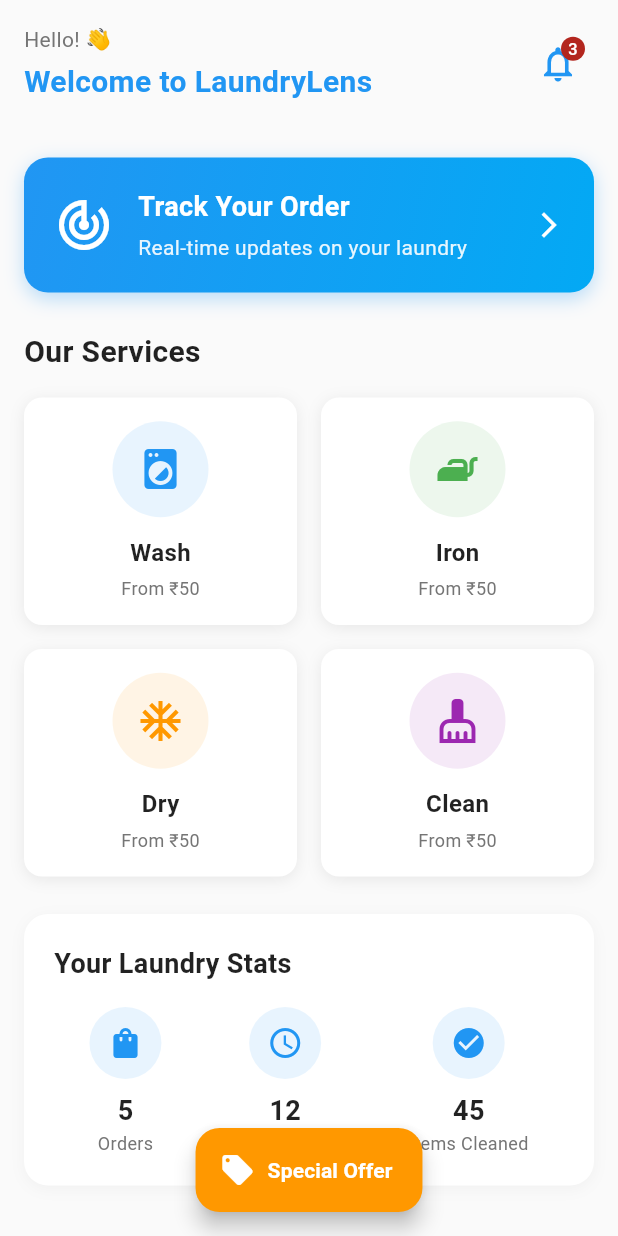
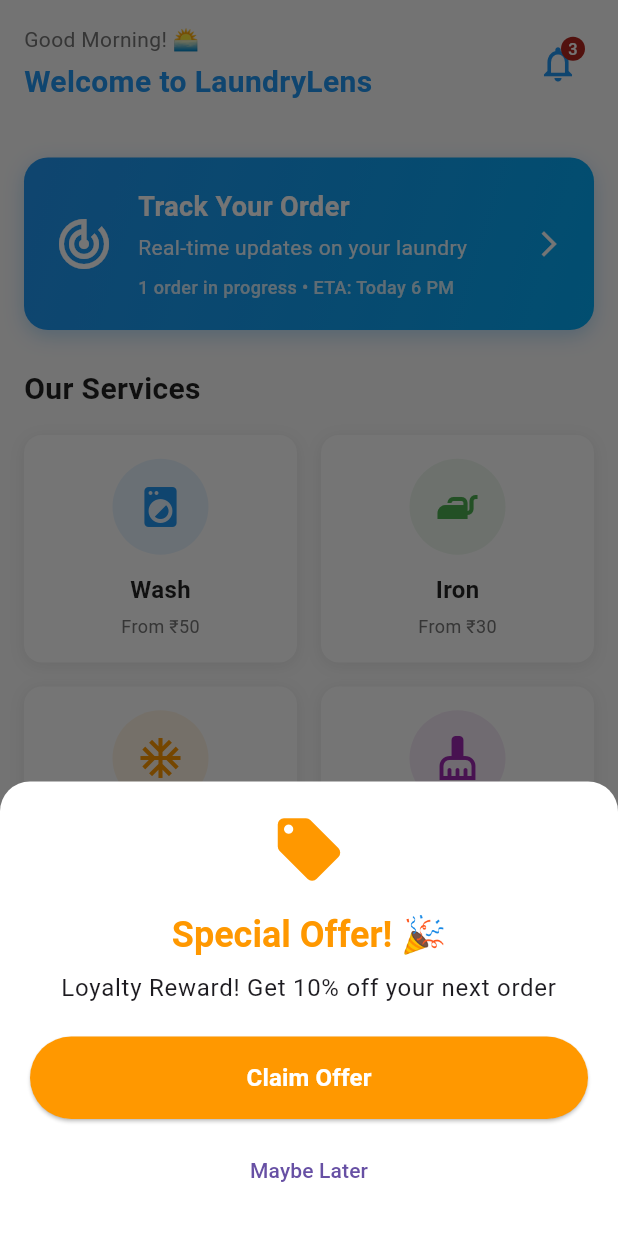
Before and after one commit to vaxi14/washwell, a Flutter app: the screen it shows after launch, after a tap on "Special Offer", on a phone screen of 412 x 824 dp. Run offline on Flutter 3.47's test engine with Material 3 defaults, Android fonts, the phone set to English and light mode, and no system bars; our stand-ins replace get, supabase_flutter; accounts and stored records are empty.

Commit message:
home screen logic done

```diff
--- /dev/null
+++ b/lib/controllers/home_controller.dart
@@ -0,0 +1,256 @@
+import 'package:flutter/material.dart';
+import 'package:flutter/widgets.dart';
+import 'package:get/get.dart';
+
+// Service Model
+class Service {
+  final String name;
+  final String icon;
+  final String route;
+  final double startingPrice;
+
+  Service({
+    required this.name,
+    required this.icon,
+    required this.route,
+    required this.startingPrice,
+  });
+}
+
+class HomeController extends GetxController {
+  // ==================== OBSERVABLE VARIABLES ====================
+
+  // User greeting based on time of day
+  var greeting = 'Hello!'.obs;
+
+  // Notification count - will update badge
+  var notificationCount = 0.obs;
+
+  // Track if user has active orders
+  var hasActiveOrders = false.obs;
+
+  // Current active order status for display
+  var activeOrderStatus = 'No active orders'.obs;
+
+  // Loading state for any async operations
+  var isLoading = false.obs;
+
+  // ==================== LISTS & DATA ====================
+  // List of services we offer - will be displayed in grid
+  // FIXED: Use RxList instead of .obs on regular List
+  var services = <Service>[].obs;
+
+  // Quick stats data - will be calculated based on user activity
+  var totalOrders = 0.obs;
+  var hoursSaved = 0.obs;
+  var itemsCleaned = 0.obs;
+
+  // ==================== INITIALIZATION ====================
+  @override
+  void onInit() {
+    super.onInit();
+    initializeHomeData(); // FIXED: Removed underscore to make it public
+  }
+
+  // ==================== CORE METHODS ====================
+
+  /// Initialize all home screen data when app starts
+  void initializeHomeData() { // FIXED: Made public by removing underscore
+    _setTimeBasedGreeting();
+    _loadNotificationCount();
+    _checkActiveOrders();
+    _calculateQuickStats();
+    _initializeServices(); // ADDED: Initialize services list
+  }
+
+  /// Initialize services list
+  void _initializeServices() {
+    services.assignAll([ // FIXED: Use assignAll to update RxList
+      Service(
+        name: 'Wash',
+        icon: '🔄',
+        route: '/wash',
+        startingPrice: 50.0,
+      ),
+      Service(
+        name: 'Iron',
+        icon: '👔',
+        route: '/iron',
+        startingPrice: 30.0,
+      ),
+      Service(
+        name: 'Dry',
+        icon: '🧺',
+        route: '/dry',
+        startingPrice: 40.0,
+      ),
+      Service(
+        name: 'Clean',
+        icon: '✨',
+        route: '/clean',
+        startingPrice: 80.0,
+      ),
+    ]);
+  }
+
+  /// Set greeting based on current time (Morning, Afternoon, Evening)
+  void _setTimeBasedGreeting() {
+    final hour = DateTime.now().hour;
+
+    if (hour < 12) {
+      greeting.value = 'Good Morning! 🌅';
+    } else if (hour < 17) {
+      greeting.value = 'Good Afternoon! ☀️';
+    } else {
+      greeting.value = 'Good Evening! 🌙';
+    }
+  }
+
+  /// Load notification count from backend (mock for now)
+  void _loadNotificationCount() {
+    notificationCount.value = 3; // Mock data
+  }
+
+  //checking if user has any active orders
+  void _checkActiveOrders() {
+    final hasOrders = true;
+    hasActiveOrders.value = hasOrders;
+
+    if (hasOrders) {
+      activeOrderStatus.value = '1 order in progress • ETA: Today 6 PM';
+    } else {
+      activeOrderStatus.value = 'No active orders';
+    }
+  }
+
+  //based on user's order history
+  void _calculateQuickStats() {
+    totalOrders.value = 5;
+    hoursSaved.value = 12;
+    itemsCleaned.value = 45;
+  }
+
+  //Navigate to track order screen
+  void navigateToTrackOrder() {
+    if (hasActiveOrders.value) {
+      Get.toNamed('/track-order');
+    } else {
+      Get.snackbar(
+        'No Active Orders',
+        'You don\'t have any orders to track',
+        snackPosition: SnackPosition.BOTTOM,
+      );
+    }
+  }
+
+  //Navigate to specific service screen
+  void navigateToService(String serviceName) {
+    final service = services.firstWhere(
+      (s) => s.name.toLowerCase() == serviceName.toLowerCase(),
+      orElse: () => Service(name: '', icon: '', route: '', startingPrice: 0),
+    );
+
+    if (service.route.isNotEmpty) {
+      Get.toNamed(service.route);
+    }
+  }
+
+  //Handle notification icon tap
+  void onNotificationTap() {
+    Get.snackbar(
+      'Notifications',
+      'You have ${notificationCount.value} notifications',
+      snackPosition: SnackPosition.TOP,
+    );
+
+    // Clear notifications (mock)
+    notificationCount.value = 0;
+  }
+
+  //promotion bottom sheet
+  void showPromotion() {
+    final discount = totalOrders.value >= 1 ? '10%' : '25%';
+    final message = totalOrders.value >= 1
+        ? 'Loyalty Reward! Get ${discount} off your next order'
+        : 'Welcome Offer! Get ${discount} off your first order';
+
+    Get.bottomSheet(
+      Container(
+        padding: const EdgeInsets.all(20),
+        decoration: const BoxDecoration(
+          color: Colors.white,
+          borderRadius: BorderRadius.only(
+            topLeft: Radius.circular(20),
+            topRight: Radius.circular(20),
+          ),
+        ),
+        child: Column(
+          mainAxisSize: MainAxisSize.min,
+          children: [
+            const Icon(
+              Icons.local_offer,
+              size: 50,
+              color: Colors.orange,
+            ),
+            const SizedBox(height: 16),
+            Text(
+              'Special Offer! 🎉',
+              style: Get.textTheme.headlineSmall?.copyWith(
+                fontWeight: FontWeight.bold,
+                color: Colors.orange,
+              ),
+            ),
+            const SizedBox(height: 8),
+            Text(
+              message,
+              textAlign: TextAlign.center,
+              style: Get.textTheme.bodyLarge,
+            ),
+            const SizedBox(height: 20),
+            SizedBox(
+              width: double.infinity,
+              child: ElevatedButton(
+                onPressed: () {
+                  Get.back();
+                  Get.toNamed('/create-order');
+                },
+                style: ElevatedButton.styleFrom(
+                  backgroundColor: Colors.orange,
+                  padding: const EdgeInsets.symmetric(vertical: 16),
+                ),
+                child: const Text(
+                  'Claim Offer',
+                  style: TextStyle(
+                    color: Colors.white,
+                    fontWeight: FontWeight.bold,
+                    fontSize: 16,
+                  ),
+                ),
+              ),
+            ),
+            const SizedBox(height: 10),
+            TextButton(
+              onPressed: () => Get.back(),
+              child: const Text('Maybe Later'),
+            ),
+          ],
+        ),
+      ),
+    );
+  }
+
+  Future<void> refreshHomeData() async {
+    isLoading.value = true;
+    await Future.delayed(const Duration(seconds: 2));
+    initializeHomeData();
+
+    isLoading.value = false;
+  }
+  String get userDisplayName => 'Welcome to WashWell';
+  String get trackOrderText => hasActiveOrders.value
+      ? 'Track Your Order'
+      : 'Schedule Your First Order';
+  String get trackOrderSubtitle => hasActiveOrders.value
+      ? 'Real-time updates on your laundry'
+      : 'Get started with our laundry services';
+}
--- a/lib/main.dart
+++ b/lib/main.dart
@@ -24,7 +24,7 @@ class MyApp extends StatelessWidget {
         primarySwatch: Colors.blue,
         useMaterial3: true,
       ),
-      home: const HomeScreen(),
+      home:  HomeScreen(),
       getPages: [
         GetPage(name: '/signin', page: () => SignInScreen()),
         GetPage(name: '/signup', page: () => SignUpScreen()),
--- a/lib/pages/home/home_screen.dart
+++ b/lib/pages/home/home_screen.dart
@@ -1,8 +1,12 @@
 import 'package:flutter/material.dart';
 import 'package:get/get.dart';
+import '../../controllers/home_controller.dart';
 
 class HomeScreen extends StatelessWidget {
-  const HomeScreen({super.key});
+  HomeScreen({super.key});
+
+  // Initialize the controller
+  final HomeController controller = Get.put(HomeController());
 
   @override
   Widget build(BuildContext context) {
@@ -13,22 +17,22 @@ class HomeScreen extends StatelessWidget {
           child: Column(
             crossAxisAlignment: CrossAxisAlignment.start,
             children: [
-              // Header Section
+              // Header Section with reactive data
               _buildHeader(),
 
               const SizedBox(height: 20),
 
-              // Track Order Section
+              // Track Order Section with dynamic text
               _buildTrackOrderSection(),
 
               const SizedBox(height: 25),
 
-              // Services Section
+              // Services Section with controller data
               _buildServicesSection(),
 
               const SizedBox(height: 25),
 
-              // Quick Stats Section
+              // Quick Stats Section with reactive stats
               _buildQuickStatsSection(),
 
               const SizedBox(height: 40),
@@ -37,10 +41,10 @@ class HomeScreen extends StatelessWidget {
         ),
       ),
 
-      // Floating Promo Button (will appear on scroll)
+      // Floating Promo Button connected to controller
       floatingActionButton: FloatingActionButton.extended(
         onPressed: () {
-          // Will implement promo bottom sheet later
+          controller.showPromotion();
         },
         backgroundColor: Colors.orange,
         icon: const Icon(Icons.local_offer, color: Colors.white),
@@ -56,7 +60,7 @@ class HomeScreen extends StatelessWidget {
     );
   }
 
-  // Header with Welcome and Notification
+  // Header with reactive greeting and notifications
   Widget _buildHeader() {
     return Padding(
       padding: const EdgeInsets.all(16.0),
@@ -66,13 +70,14 @@ class HomeScreen extends StatelessWidget {
           Column(
             crossAxisAlignment: CrossAxisAlignment.start,
             children: [
-              Text(
-                'Hello! 👋',
+              // Reactive greeting from controller
+              Obx(() => Text(
+                controller.greeting.value,
                 style: TextStyle(
                   fontSize: 14,
                   color: Colors.grey[600],
                 ),
-              ),
+              )),
               const SizedBox(height: 4),
               const Text(
                 'Welcome to LaundryLens',
@@ -84,34 +89,35 @@ class HomeScreen extends StatelessWidget {
               ),
             ],
           ),
-          IconButton(
+          // Reactive notification badge
+          Obx(() => IconButton(
             onPressed: () {
-              // Will implement notifications later
+              controller.onNotificationTap();
             },
             icon: Badge(
-              // Will make dynamic later
-              label: const Text('3'),
+              label: Text(controller.notificationCount.value.toString()),
+              isLabelVisible: controller.notificationCount.value > 0,
               child: const Icon(
                 Icons.notifications_none,
                 size: 28,
                 color: Colors.blue,
               ),
             ),
-          ),
+          )),
         ],
       ),
     );
   }
 
-  // Track Order Section
+  // Track Order Section with dynamic content
   Widget _buildTrackOrderSection() {
     return Padding(
       padding: const EdgeInsets.symmetric(horizontal: 16.0),
       child: GestureDetector(
         onTap: () {
-          // Get.toNamed('/track-order');
+          controller.navigateToTrackOrder();
         },
-        child: Container(
+        child: Obx(() => Container(
           padding: const EdgeInsets.all(20),
           decoration: BoxDecoration(
             gradient: const LinearGradient(
@@ -130,8 +136,10 @@ class HomeScreen extends StatelessWidget {
           ),
           child: Row(
             children: [
-              const Icon(
-                Icons.track_changes,
+              Icon(
+                controller.hasActiveOrders.value
+                    ? Icons.track_changes
+                    : Icons.add_circle_outline,
                 size: 40,
                 color: Colors.white,
               ),
@@ -140,22 +148,36 @@ class HomeScreen extends StatelessWidget {
                 child: Column(
                   crossAxisAlignment: CrossAxisAlignment.start,
                   children: [
-                    const Text(
-                      'Track Your Order',
-                      style: TextStyle(
+                    // Dynamic title based on order status
+                    Text(
+                      controller.trackOrderText,
+                      style: const TextStyle(
                         fontSize: 18,
                         fontWeight: FontWeight.bold,
                         color: Colors.white,
                       ),
                     ),
                     const SizedBox(height: 4),
+                    // Dynamic subtitle based on order status
                     Text(
-                      'Real-time updates on your laundry',
+                      controller.trackOrderSubtitle,
                       style: TextStyle(
                         fontSize: 14,
                         color: Colors.white.withOpacity(0.9),
                       ),
                     ),
+                    // Show order status if active orders exist
+                    if (controller.hasActiveOrders.value) ...[
+                      const SizedBox(height: 8),
+                      Text(
+                        controller.activeOrderStatus.value,
+                        style: TextStyle(
+                          fontSize: 12,
+                          color: Colors.white.withOpacity(0.8),
+                          fontWeight: FontWeight.w500,
+                        ),
+                      ),
+                    ],
                   ],
                 ),
               ),
@@ -166,12 +188,12 @@ class HomeScreen extends StatelessWidget {
               ),
             ],
           ),
-        ),
+        )),
       ),
     );
   }
 
-  // Services Section
+  // Services Section using controller data
   Widget _buildServicesSection() {
     return Padding(
       padding: const EdgeInsets.symmetric(horizontal: 16.0),
@@ -187,30 +209,50 @@ class HomeScreen extends StatelessWidget {
             ),
           ),
           const SizedBox(height: 16),
-          GridView.count(
+          // Reactive services grid from controller
+          Obx(() => GridView.builder(
             shrinkWrap: true,
             physics: const NeverScrollableScrollPhysics(),
-            crossAxisCount: 2,
-            crossAxisSpacing: 16,
-            mainAxisSpacing: 16,
-            childAspectRatio: 1.2,
-            children: [
-              _buildServiceCard('Wash', Icons.local_laundry_service, Colors.blue),
-              _buildServiceCard('Iron', Icons.iron, Colors.green),
-              _buildServiceCard('Dry', Icons.ac_unit, Colors.orange),
-              _buildServiceCard('Clean', Icons.cleaning_services, Colors.purple),
-            ],
-          ),
+            gridDelegate: const SliverGridDelegateWithFixedCrossAxisCount(
+              crossAxisCount: 2,
+              crossAxisSpacing: 16,
+              mainAxisSpacing: 16,
+              childAspectRatio: 1.2,
+            ),
+            itemCount: controller.services.length,
+            itemBuilder: (context, index) {
+              final service = controller.services[index];
+              return _buildServiceCard(service);
+            },
+          )),
         ],
       ),
     );
   }
 
-  // Individual Service Card
-  Widget _buildServiceCard(String title, IconData icon, Color color) {
+  // Individual Service Card using Service model
+  Widget _buildServiceCard(Service service) {
+    // Map service names to colors and icons
+    final colorMap = {
+      'Wash': Colors.blue,
+      'Iron': Colors.green,
+      'Dry': Colors.orange,
+      'Clean': Colors.purple,
+    };
+
+    final iconMap = {
+      'Wash': Icons.local_laundry_service,
+      'Iron': Icons.iron,
+      'Dry': Icons.ac_unit,
+      'Clean': Icons.cleaning_services,
+    };
+
+    final color = colorMap[service.name] ?? Colors.blue;
+    final icon = iconMap[service.name] ?? Icons.help_outline;
+
     return GestureDetector(
       onTap: () {
-        Get.toNamed('/$title'.toLowerCase());
+        controller.navigateToService(service.name);
       },
       child: Container(
         decoration: BoxDecoration(
@@ -241,8 +283,8 @@ class HomeScreen extends StatelessWidget {
             ),
             const SizedBox(height: 12),
             Text(
-              title,
-              style: TextStyle(
+              service.name,
+              style: const TextStyle(
                 fontSize: 16,
                 fontWeight: FontWeight.w600,
                 color: Colors.black87,
@@ -250,7 +292,7 @@ class HomeScreen extends StatelessWidget {
             ),
             const SizedBox(height: 4),
             Text(
-              'From ₹50',
+              'From ₹${service.startingPrice.toInt()}',
               style: TextStyle(
                 fontSize: 12,
                 color: Colors.grey[600],
@@ -262,7 +304,7 @@ class HomeScreen extends StatelessWidget {
     );
   }
 
-  // Quick Stats Section
+  // Quick Stats Section with reactive data
   Widget _buildQuickStatsSection() {
     return Padding(
       padding: const EdgeInsets.symmetric(horizontal: 16.0),
@@ -291,14 +333,15 @@ class HomeScreen extends StatelessWidget {
               ),
             ),
             const SizedBox(height: 16),
-            Row(
+            // Reactive stats from controller
+            Obx(() => Row(
               mainAxisAlignment: MainAxisAlignment.spaceAround,
               children: [
-                _buildStatItem('Orders', '5', Icons.shopping_bag),
-                _buildStatItem('Hours Saved', '12', Icons.access_time),
-                _buildStatItem('Items Cleaned', '45', Icons.check_circle),
+                _buildStatItem('Orders', controller.totalOrders.value.toString(), Icons.shopping_bag),
+                _buildStatItem('Hours Saved', controller.hoursSaved.value.toString(), Icons.access_time),
+                _buildStatItem('Items Cleaned', controller.itemsCleaned.value.toString(), Icons.check_circle),
               ],
-            ),
+            )),
           ],
         ),
       ),
```
